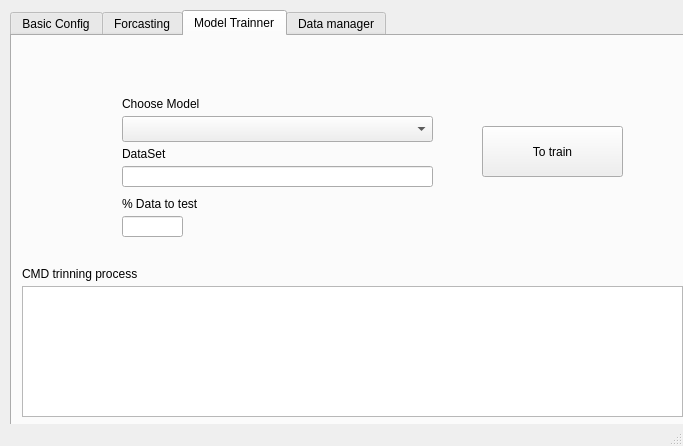
eduardo-trejo-es/LSTM_GUI_DB, file QT_Files/GUI_FFT_LSTM_Stock.ui: the form before one commit.
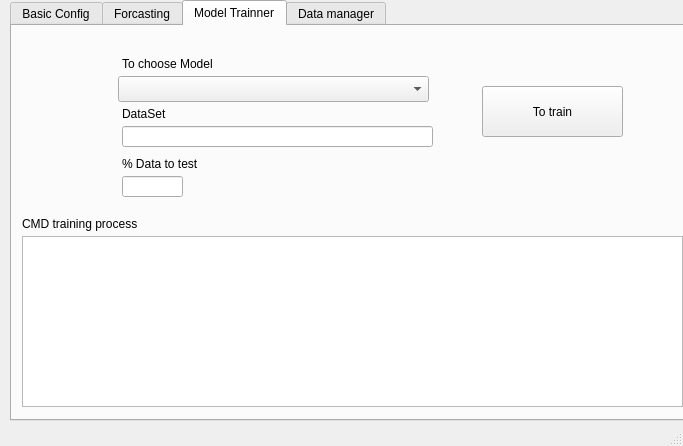
The form after the commit. The open tabs and pages were chosen to show the change.

Patch:
```diff
--- a/QT_Files/GUI_FFT_LSTM_Stock.ui
+++ b/QT_Files/GUI_FFT_LSTM_Stock.ui
@@ -18,7 +18,7 @@
     <property name="geometry">
      <rect>
       <x>10</x>
-      <y>10</y>
+      <y>0</y>
       <width>681</width>
       <height>421</height>
      </rect>
@@ -281,20 +281,20 @@
       <property name="geometry">
        <rect>
         <x>110</x>
-        <y>60</y>
-        <width>101</width>
+        <y>30</y>
+        <width>111</width>
         <height>16</height>
        </rect>
       </property>
       <property name="text">
-       <string>Choose Model</string>
+       <string>To choose Model</string>
       </property>
      </widget>
      <widget class="QLabel" name="label_8">
       <property name="geometry">
        <rect>
         <x>110</x>
-        <y>110</y>
+        <y>80</y>
         <width>60</width>
         <height>16</height>
        </rect>
@@ -307,7 +307,7 @@
       <property name="geometry">
        <rect>
         <x>110</x>
-        <y>130</y>
+        <y>100</y>
         <width>311</width>
         <height>21</height>
        </rect>
@@ -317,7 +317,7 @@
       <property name="geometry">
        <rect>
         <x>470</x>
-        <y>90</y>
+        <y>60</y>
         <width>141</width>
         <height>51</height>
        </rect>
@@ -330,9 +330,9 @@
       <property name="geometry">
        <rect>
         <x>10</x>
-        <y>250</y>
+        <y>210</y>
         <width>661</width>
-        <height>131</height>
+        <height>171</height>
        </rect>
       </property>
      </widget>
@@ -340,20 +340,20 @@
       <property name="geometry">
        <rect>
         <x>10</x>
-        <y>230</y>
+        <y>190</y>
         <width>161</width>
         <height>16</height>
        </rect>
       </property>
       <property name="text">
-       <string>CMD trinning process</string>
+       <string>CMD training process</string>
       </property>
      </widget>
      <widget class="QLineEdit" name="lineEdit_6">
       <property name="geometry">
        <rect>
         <x>110</x>
-        <y>180</y>
+        <y>150</y>
         <width>61</width>
         <height>21</height>
        </rect>
@@ -363,7 +363,7 @@
       <property name="geometry">
        <rect>
         <x>110</x>
-        <y>160</y>
+        <y>130</y>
         <width>111</width>
         <height>16</height>
        </rect>
@@ -375,8 +375,8 @@
      <widget class="QComboBox" name="comboBox_2">
       <property name="geometry">
        <rect>
-        <x>110</x>
-        <y>80</y>
+        <x>106</x>
+        <y>50</y>
         <width>311</width>
         <height>26</height>
        </rect>
```
Left out of the diff: 107 changed lines with no effect on the pictures.
